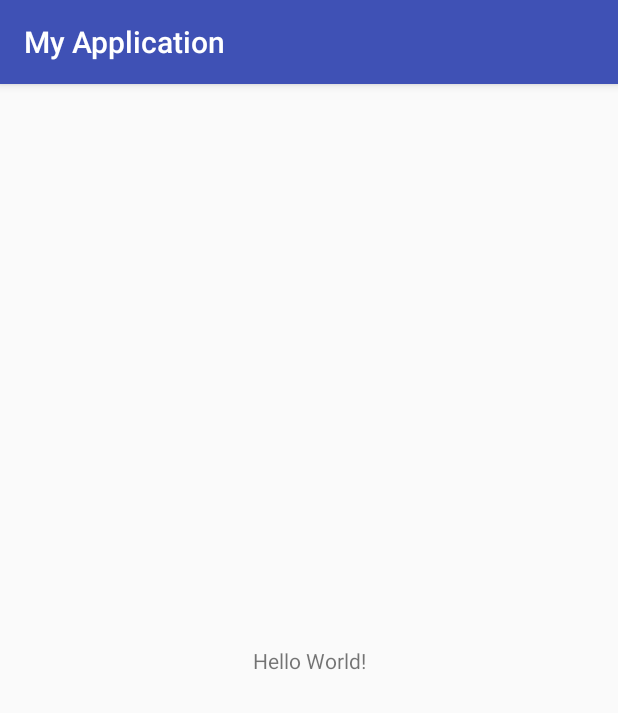
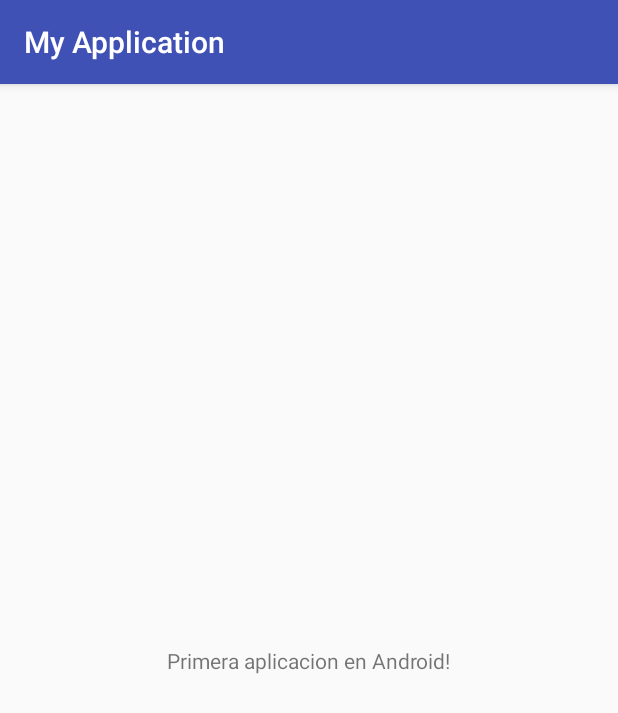
Before and after one commit to atsocaR/MyApplication, an Android app: the screen it shows after launch (MainActivity), on a phone screen of 412 x 824 dp. Shown: the top 713 px of the screen. Run offline under Robolectric (Android 15) with nearby library versions, the phone set to English and light mode, and no system bars.

Commit message:
cambio de texto hello world por texto primera aplicacion en android

```diff
--- a/app/src/main/res/layout/activity_main.xml
+++ b/app/src/main/res/layout/activity_main.xml
@@ -9,7 +9,7 @@
     <TextView
         android:layout_width="wrap_content"
         android:layout_height="wrap_content"
-        android:text="Hello World!"
+        android:text="Primera aplicacion en Android!"
         app:layout_constraintBottom_toBottomOf="parent"
         app:layout_constraintLeft_toLeftOf="parent"
         app:layout_constraintRight_toRightOf="parent"
```
